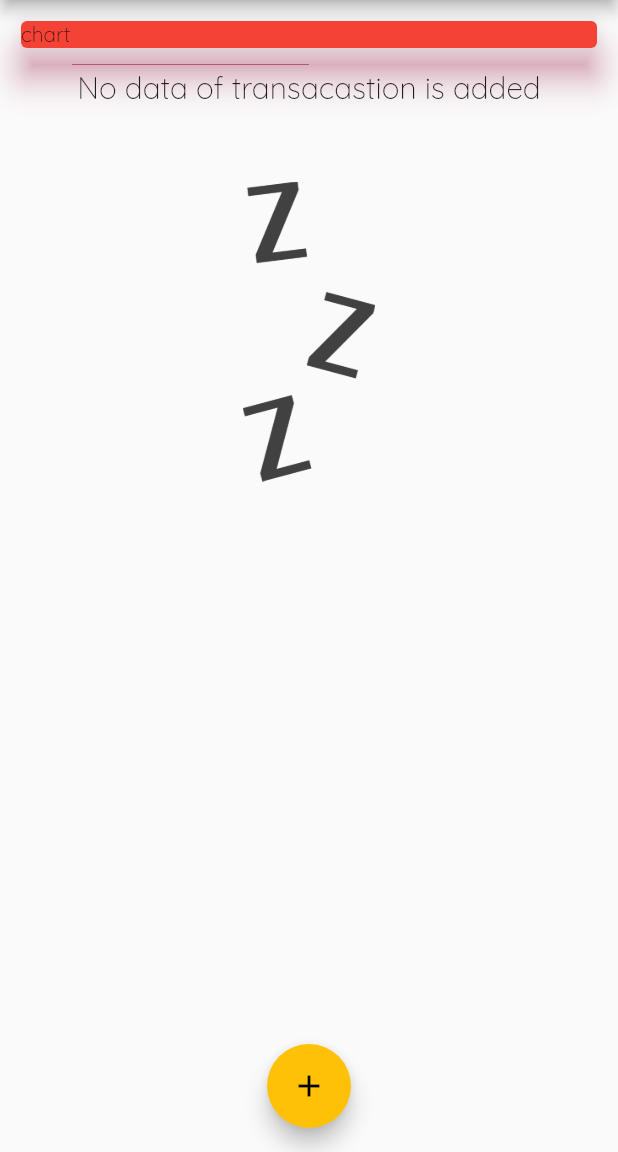
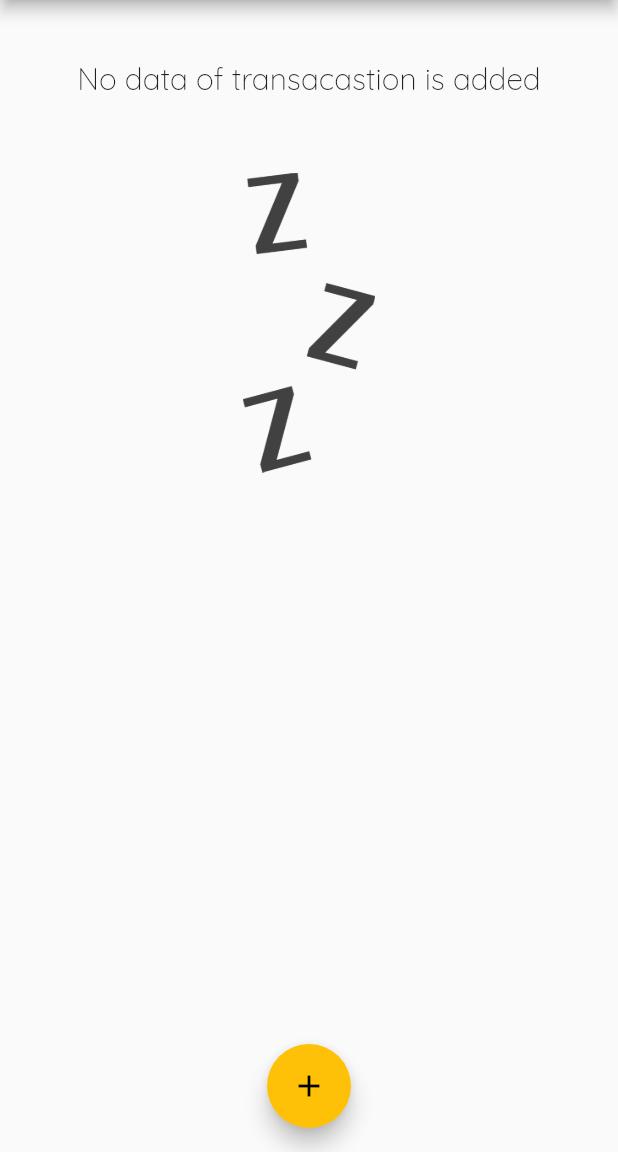
Before and after one commit to jithinvarghese/flutter_expense_app, a Flutter app: the screen it shows after launch, on a phone screen of 412 x 824 dp, the part 84-1236 px from its top. Run offline on Flutter 3.47's test engine with Material 2 defaults, Android fonts, the phone set to English and light mode, and no system bars.

Commit message:
chart initited

```diff
--- a/lib/main.dart
+++ b/lib/main.dart
@@ -2,6 +2,7 @@ import 'package:flutter/material.dart';
 import './widgets/new_transaction.dart';
 import './models/transaction.dart';
 import './widgets/transaction_list.dart';
+import './widgets/chart.dart';
 
 void main() => runApp(MyApp());
 
@@ -38,6 +39,20 @@ class _MyHomePageState extends State<MyHomePage> {
     // Transaction(
     //     id: 't2', title: 'new show', amount: 99.9999, date: DateTime.now()),
   ];
+
+  List<Transaction> get _recentTransactions {
+    return _userTransaction.where((tx) {
+      return tx.date.isAfter(
+        DateTime.now().subtract(
+          Duration(days: 7),
+        ),
+      );
+    }).toList();
+  }
+
+  // where  - > it will allow to run every funcation of item in the list and if the
+  //funcation return true,it will give a list other wise it wont keep the list
+
   void _addNewTransaction(String txTitle, double txAmount) {
     final newTx = Transaction(
       title: txTitle,
@@ -83,15 +98,7 @@ class _MyHomePageState extends State<MyHomePage> {
           // mainAxisAlignment: MainAxisAlignment.center,
           crossAxisAlignment: CrossAxisAlignment.stretch,
           children: <Widget>[
-            Container(
-              padding: EdgeInsets.all(10),
-              child: Card(
-                color: Colors.red, //means background color
-                child: Text('chart'),
-                elevation: 10,
-                shadowColor: Colors.pink,
-              ),
-            ),
+            Chart(_recentTransactions),
             TransactionList(_userTransaction),
           ],
         ),
--- a/lib/widgets/chart.dart
+++ b/lib/widgets/chart.dart
@@ -0,0 +1,46 @@
+import 'package:flutter/material.dart';
+import '../models/transaction.dart';
+import 'package:intl/intl.dart';
+
+class Chart extends StatelessWidget {
+  final List<Transaction> recentTransactions;
+
+  Chart(this.recentTransactions);
+
+  List<Map<String, Object>> get groupedTransactionValues {
+    return List.generate(7, (index) {
+      final weekDay = DateTime.now().subtract(
+        Duration(days: index),
+      );
+
+      double totalSum;
+
+      for (var i = 0; i < recentTransactions.length; i++) {
+        if (recentTransactions[i].date.day == weekDay.day &&
+            recentTransactions[i].date.month == weekDay.month &&
+            recentTransactions[i].date.year == weekDay.year) {
+          totalSum += recentTransactions[i].amount;
+        }
+      }
+      print(DateFormat.E().format(weekDay));
+      print(totalSum);
+      for (var tx in recentTransactions) {
+        print(tx);
+        // tx is the item already! Changes with every iteration of course
+      }
+
+      return {'day': DateFormat.E().format(weekDay), 'amount': totalSum};
+    });
+  }
+
+  @override
+  Widget build(BuildContext context) {
+    return Card(
+      elevation: 6,
+      margin: EdgeInsets.all(20),
+      child: Row(
+        children: <Widget>[],
+      ),
+    );
+  }
+}
```
